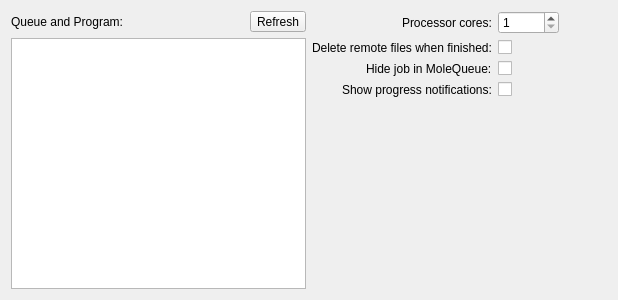
Qt form avogadro/qtgui/molequeuewidget.ui (OpenChemistry/avogadrolibs) before a commit.
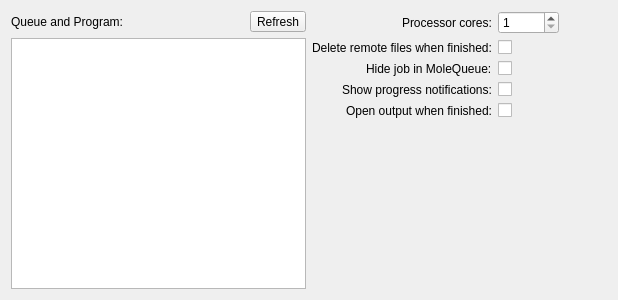
The same form after that commit.

Commit message: Add option to open calculation outputs when jobs finish.

Diff of the .ui file:
```diff
--- a/avogadro/qtgui/molequeuewidget.ui
+++ b/avogadro/qtgui/molequeuewidget.ui
@@ -170,6 +170,23 @@
        </property>
       </widget>
      </item>
+     <item row="4" column="1">
+      <widget class="QCheckBox" name="openOutput">
+       <property name="text">
+        <string/>
+       </property>
+      </widget>
+     </item>
+     <item row="4" column="0">
+      <widget class="QLabel" name="label_5">
+       <property name="text">
+        <string>Open output when finished:</string>
+       </property>
+       <property name="buddy">
+        <cstring>openOutput</cstring>
+       </property>
+      </widget>
+     </item>
     </layout>
    </item>
   </layout>
```
Left out of the diff: 18 changed lines with no effect on the pictures. The commit also changes 14 other files.
